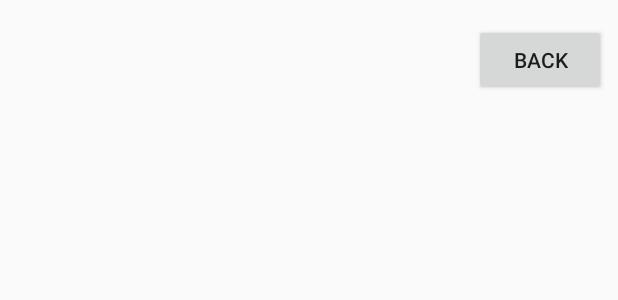
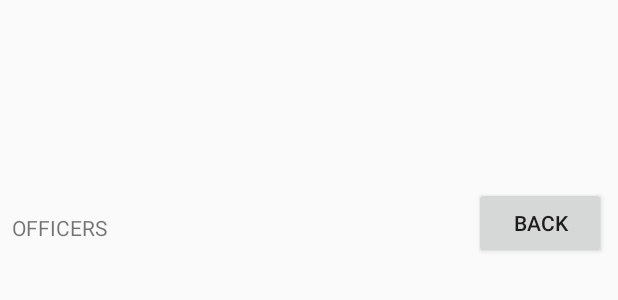
Before and after one commit to Lengel1605/Police_app, an Android app: the layout officers_activity.xml on its own in the app's theme, with its tools: preview values and no code run, on a phone screen of 412 x 824 dp. Shown: the top 300 px of the screen. Run offline under Robolectric (Android 15) with nearby library versions, the phone set to English and light mode, and no system bars.

Commit message:
main buttons working

```diff
--- a/app/src/main/res/layout/activity_main.xml
+++ b/app/src/main/res/layout/activity_main.xml
@@ -16,6 +16,7 @@
         android:layout_marginLeft="8dp"
         android:layout_marginRight="8dp"
         android:layout_marginStart="8dp"
+        android:onClick="showOfficers"
         android:text="@string/officers"
         app:layout_constraintBottom_toTopOf="@+id/button2"
         app:layout_constraintHorizontal_bias="0.0"
@@ -31,6 +32,7 @@
         android:layout_marginLeft="8dp"
         android:layout_marginRight="8dp"
         android:layout_marginStart="8dp"
+        android:onClick="showTeams"
         android:text="@string/teams"
         app:layout_constraintBottom_toTopOf="@+id/button3"
         app:layout_constraintHorizontal_bias="0.0"
@@ -46,7 +48,8 @@
         android:layout_marginLeft="8dp"
         android:layout_marginRight="8dp"
         android:layout_marginStart="8dp"
-        android:text="@string/teams"
+        android:onClick="showInterventions"
+        android:text="@string/interventions"
         app:layout_constraintBottom_toBottomOf="parent"
         app:layout_constraintHorizontal_bias="0.0"
         app:layout_constraintLeft_toLeftOf="parent"
--- a/app/src/main/res/layout/officers_activity.xml
+++ b/app/src/main/res/layout/officers_activity.xml
@@ -15,23 +15,8 @@
         android:layout_marginRight="8dp"
         app:layout_constraintBottom_toBottomOf="parent"
         app:layout_constraintLeft_toLeftOf="parent"
-        app:layout_constraintRight_toRightOf="parent">
-
-        <LinearLayout
-            android:layout_width="match_parent"
-            android:layout_height="wrap_content"
-            android:orientation="vertical" />
-    </ScrollView>
-
-    <ScrollView
-        android:layout_width="0dp"
-        android:layout_height="525dp"
-        android:layout_marginBottom="8dp"
-        android:layout_marginLeft="8dp"
-        android:layout_marginRight="8dp"
-        app:layout_constraintBottom_toBottomOf="parent"
-        app:layout_constraintLeft_toLeftOf="parent"
-        app:layout_constraintRight_toRightOf="parent">
+        app:layout_constraintRight_toRightOf="parent"
+        android:id="@+id/scrollView3">
 
         <LinearLayout
             android:layout_width="match_parent"
@@ -50,6 +35,42 @@
         app:layout_constraintTop_toTopOf="parent"
         tools:layout_constraintLeft_creator="1"
         tools:layout_constraintRight_creator="1"
-        tools:layout_constraintTop_creator="1" />
+        tools:layout_constraintTop_creator="1"
+        android:layout_marginBottom="8dp"
+        app:layout_constraintBottom_toTopOf="@+id/scrollView2" />
+
+    <ScrollView
+        android:layout_width="0dp"
+        android:layout_height="525dp"
+        android:layout_marginBottom="9dp"
+        android:layout_marginLeft="8dp"
+        android:layout_marginRight="8dp"
+        app:layout_constraintBottom_toBottomOf="parent"
+        app:layout_constraintHorizontal_bias="0.0"
+        app:layout_constraintLeft_toLeftOf="parent"
+        app:layout_constraintRight_toRightOf="parent"
+        android:id="@+id/scrollView2">
+
+        <LinearLayout
+            android:layout_width="match_parent"
+            android:layout_height="wrap_content"
+            android:orientation="vertical" />
+    </ScrollView>
+
+    <TextView
+        android:id="@+id/textView2"
+        android:layout_width="0dp"
+        android:layout_height="29dp"
+        android:layout_marginBottom="8dp"
+        android:layout_marginLeft="8dp"
+        android:layout_marginRight="16dp"
+        android:layout_marginTop="16dp"
+        android:text="OFFICERS"
+        app:layout_constraintBottom_toTopOf="@+id/scrollView2"
+        app:layout_constraintHorizontal_bias="0.595"
+        app:layout_constraintLeft_toLeftOf="parent"
+        app:layout_constraintRight_toLeftOf="@+id/button4"
+        app:layout_constraintTop_toTopOf="parent"
+        app:layout_constraintVertical_bias="0.533" />
 
 </android.support.constraint.ConstraintLayout>
```
Also changed, not shown: app/src/main/AndroidManifest.xml (+26 -0 lines), app/src/main/java/com/example/david/police_app/DisplayInterventionsActivity.java (added, +18 -0 lines), app/src/main/java/com/example/david/police_app/DisplayOfficersActivity.java (added, +18 -0 lines), app/src/main/java/com/example/david/police_app/DisplayTeamsActivity.java (added, +18 -0 lines), app/src/main/java/com/example/david/police_app/MainActivity.java (+24 -1 lines), app/src/main/res/layout/interventions_activity.xml (+16 -1 lines), app/src/main/res/layout/team_activity.xml (+16 -1 lines).
